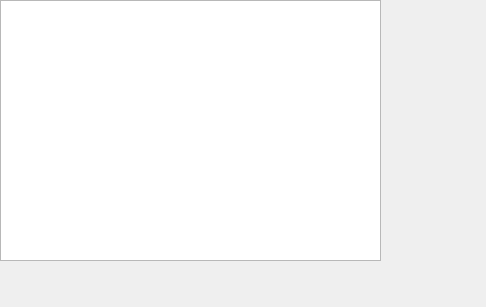
VSU-Labs/WaveRook, file mainwindow.ui: the form before one commit.
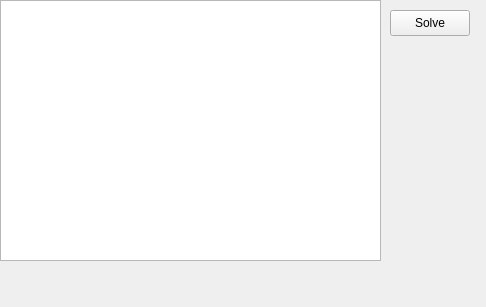
The form after the commit.

Commit message: Added Solve button

```diff
--- a/mainwindow.ui
+++ b/mainwindow.ui
@@ -36,6 +36,19 @@
      <number>20</number>
     </attribute>
    </widget>
+   <widget class="QPushButton" name="solve">
+    <property name="geometry">
+     <rect>
+      <x>390</x>
+      <y>10</y>
+      <width>80</width>
+      <height>26</height>
+     </rect>
+    </property>
+    <property name="text">
+     <string>Solve</string>
+    </property>
+   </widget>
   </widget>
  </widget>
  <layoutdefault spacing="6" margin="11"/>
```
The commit also changes 4 other files.
